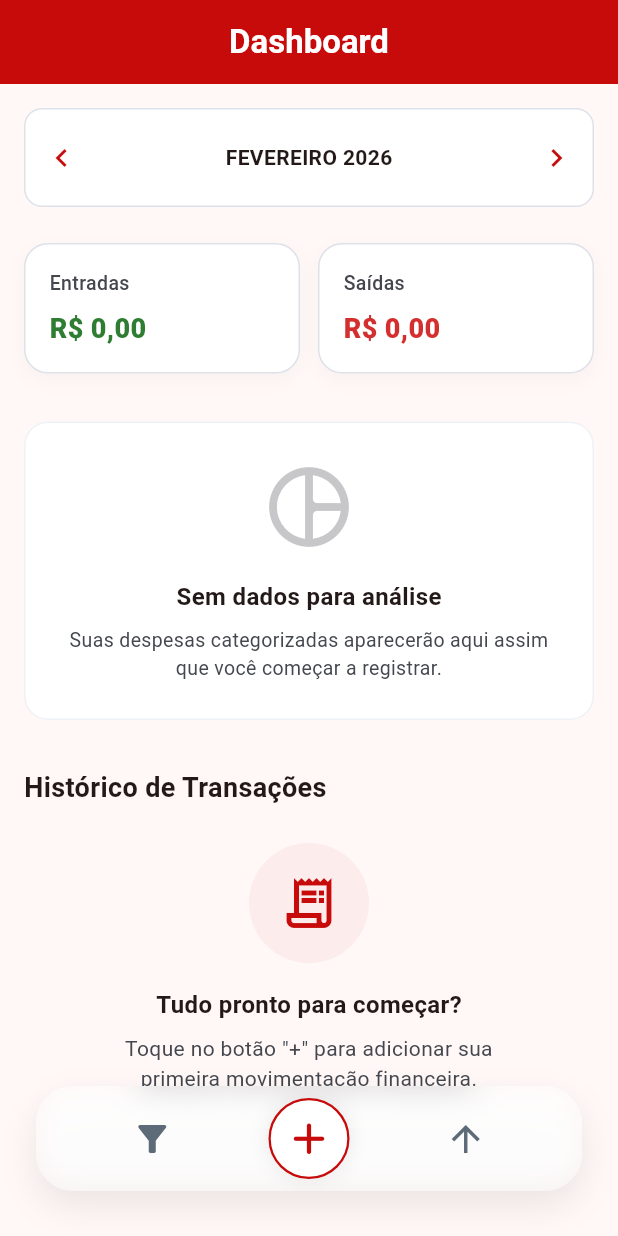
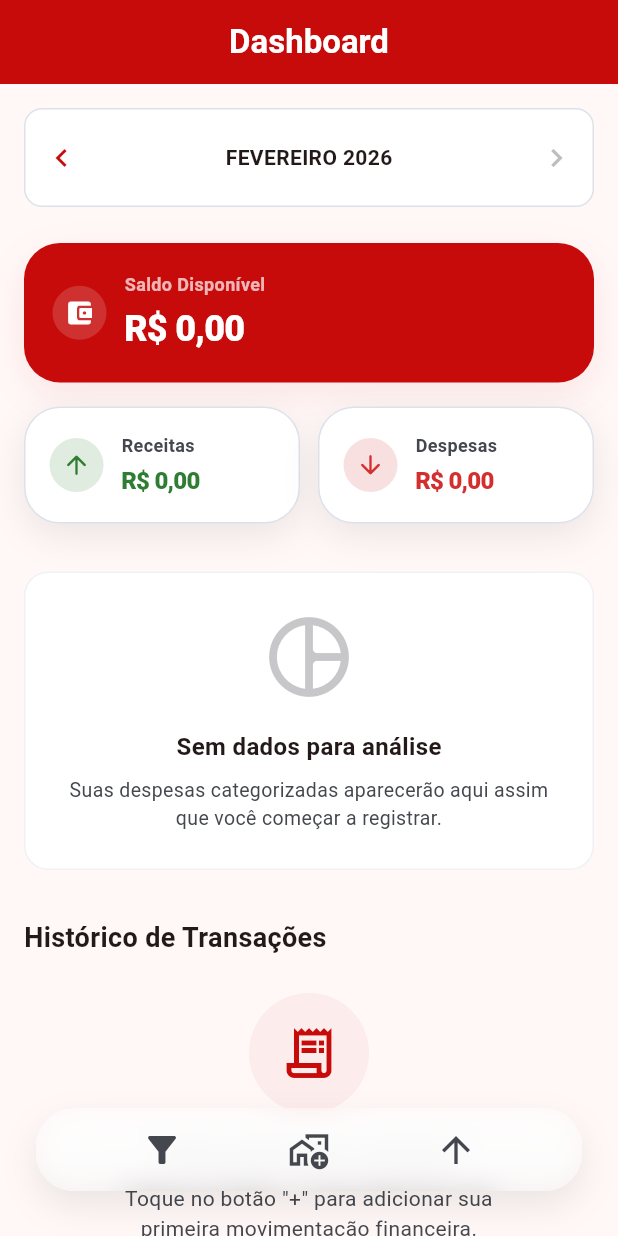
Before and after one commit to Fabinschulz/oriz-app, a Flutter app: the screen it shows after launch, on a phone screen of 412 x 824 dp. Run offline on Flutter 3.47's test engine with Material 3 defaults, Android fonts, the phone set to English and light mode, and no system bars; our stand-ins replace fl_chart, sqflite; accounts and stored records are empty.

Commit message:
Melhora a UI e UX para acessibilidade do usuario

```diff
--- a/lib/core/theme/app_colors.dart
+++ b/lib/core/theme/app_colors.dart
@@ -8,6 +8,7 @@ class AppColors {
   // Semantic
   static const Color income = Color(0xFF2E7D32); // Verde Esmeralda fechado
   static const Color expense = Color(0xFFD32F2F);
+  static const Color balance = Color(0xFF1A237E);
 
   // --- Paleta de Categorias Atualizada ---
   static const Color food = Color(0xFFFF9800); // Mercado (Laranja vibrante)
@@ -25,6 +26,13 @@ class AppColors {
   static const Color utility = Color(
     0xFFFBC02D,
   ); // Luz (Amarelo Âmbar - menos "neon")
+
+  static const Color water = Color(0xFF03A9F4); // Água (Azul Claro)
+  static const Color phone = Color(0xFF4DB6AC); // Telefone (Azul Vivo)
+  static const Color creditCard = Color(
+    0xFF8E24AA,
+  ); // Cartão de Crédito (Roxo Vivo)
+
   static const Color rent = Color(
     0xFF455A64,
   ); // Aluguel (Azul Acinzentado - estabilidade)
--- a/lib/domain/enum/transaction_category.dart
+++ b/lib/domain/enum/transaction_category.dart
@@ -2,7 +2,10 @@ enum TransactionCategory {
   mercado,
   gasolina,
   escolaParticular,
-  luz,
+  contaDeluz,
+  contaDeAgua,
+  telefone,
+  cartaoDeCredito,
   shopping,
   internet,
   natacao,
--- a/lib/presentation/screens/home/components/bottom_actions.dart
+++ b/lib/presentation/screens/home/components/bottom_actions.dart
@@ -21,7 +21,7 @@ class BottomActions extends StatelessWidget {
   Widget build(BuildContext context) {
     return Container(
       margin: const EdgeInsets.fromLTRB(24, 0, 24, 30),
-      height: 70,
+      height: 55,
       decoration: BoxDecoration(
         color: Colors.white.withValues(alpha: 0.9),
         borderRadius: BorderRadius.circular(25),
@@ -43,7 +43,7 @@ class BottomActions extends StatelessWidget {
                 child: IconButton(
                   icon: const Icon(
                     Icons.filter_list_alt,
-                    color: Color(0xFF5D6A78),
+                    color: AppColors.textSecondary,
                     size: 28,
                   ),
                   onPressed: onSortPressed,
@@ -52,26 +52,10 @@ class BottomActions extends StatelessWidget {
 
               GestureDetector(
                 onTap: onAddPressed,
-                child: Container(
-                  width: 54,
-                  height: 54,
-                  decoration: BoxDecoration(
-                    color: Colors.white,
-                    shape: BoxShape.circle,
-                    border: Border.all(color: AppColors.primary, width: 1.5),
-                    boxShadow: [
-                      BoxShadow(
-                        color: AppColors.textSecondary.withValues(alpha: 0.1),
-                        blurRadius: 10,
-                        spreadRadius: 1,
-                      ),
-                    ],
-                  ),
-                  child: const Icon(
-                    Icons.add_rounded,
-                    color: AppColors.primary,
-                    size: 35,
-                  ),
+                child: const Icon(
+                  Icons.add_home_work_outlined,
+                  color: AppColors.textSecondary,
+                  size: 28,
                 ),
               ),
 
@@ -79,7 +63,7 @@ class BottomActions extends StatelessWidget {
                 child: IconButton(
                   icon: const Icon(
                     Icons.arrow_upward,
-                    color: Color(0xFF5D6A78),
+                    color: AppColors.textSecondary,
                     size: 28,
                   ),
                   onPressed: onScrollToTop,
@@ -93,6 +77,7 @@ class BottomActions extends StatelessWidget {
   }
 }
 
+/// Bottom usado para ordenar as transações
 class SortBottomSheet extends StatelessWidget {
   final TransactionController controller;
 
--- a/lib/presentation/screens/home/components/period_selector.dart
+++ b/lib/presentation/screens/home/components/period_selector.dart
@@ -10,6 +10,16 @@ class PeriodSelector extends StatelessWidget {
 
   @override
   Widget build(BuildContext context) {
+    final now = DateTime.now();
+
+    final isCurrentMonth =
+        controller.selectedDate.year == now.year &&
+        controller.selectedDate.month == now.month;
+
+    final nextButtonColor = isCurrentMonth
+        ? Colors.grey[400]
+        : AppColors.primary;
+
     final dateText = DateFormat(
       'MMMM yyyy',
       'pt_BR',
@@ -35,13 +45,17 @@ class PeriodSelector extends StatelessWidget {
               controller.updateSelectedDate(previousDateTime);
             },
           ),
+
           Text(
             dateText.toUpperCase(),
             style: const TextStyle(fontWeight: FontWeight.bold, fontSize: 14),
           ),
+
           IconButton(
-            icon: const Icon(Icons.chevron_right, color: AppColors.primary),
-            onPressed: () {
+            icon: Icon(Icons.chevron_right, color: nextButtonColor),
+            onPressed: isCurrentMonth
+                ? null
+                : () {
                     final nextDateTime = DateTime(
                       controller.selectedDate.year,
                       controller.selectedDate.month + 1,
--- a/lib/presentation/screens/home/components/summary_card.dart
+++ b/lib/presentation/screens/home/components/summary_card.dart
@@ -7,6 +7,8 @@ class SummaryCard extends StatelessWidget {
   final double value;
   final Color color;
   final NumberFormat formatter;
+  final IconData? icon;
+  final bool isMain;
 
   const SummaryCard({
     super.key,
@@ -14,48 +16,77 @@ class SummaryCard extends StatelessWidget {
     required this.value,
     required this.color,
     required this.formatter,
+    this.icon,
+    this.isMain = false,
   });
 
   @override
   Widget build(BuildContext context) {
-    return Expanded(
-      child: Container(
-        padding: const EdgeInsets.all(16),
+    return Container(
+      padding: EdgeInsets.all(isMain ? 18 : 16),
       decoration: BoxDecoration(
-          color: AppColors.surface,
-          borderRadius: BorderRadius.circular(16),
-          border: Border.all(color: AppColors.border),
+        color: isMain ? AppColors.primary : AppColors.surface,
+        borderRadius: BorderRadius.circular(24),
+        border: Border.all(
+          color: isMain ? Colors.transparent : AppColors.border,
+        ),
         boxShadow: [
           BoxShadow(
-              color: Colors.black.withValues(alpha: 0.03),
-              blurRadius: 10,
-              offset: const Offset(0, 4),
+            color: (isMain ? AppColors.primary : Colors.black).withValues(
+              alpha: 0.08,
+            ),
+            blurRadius: 20,
+            offset: const Offset(0, 8),
           ),
         ],
       ),
+      child: Row(
+        children: [
+          if (icon != null) ...[
+            Container(
+              padding: const EdgeInsets.all(8),
+              decoration: BoxDecoration(
+                color: (isMain ? Colors.white : color).withValues(alpha: 0.15),
+                shape: BoxShape.circle,
+              ),
+              child: Icon(icon, color: isMain ? Colors.white : color, size: 20),
+            ),
+            const SizedBox(width: 12),
+          ],
+          Expanded(
             child: Column(
               crossAxisAlignment: CrossAxisAlignment.start,
+              mainAxisSize: MainAxisSize.min,
               children: [
                 Text(
                   label,
-              style: const TextStyle(
-                fontSize: 13,
-                color: AppColors.textSecondary,
-                fontWeight: FontWeight.w500,
+                  style: TextStyle(
+                    fontSize: 12,
+                    color: isMain
+                        ? Colors.white.withValues(alpha: 0.7)
+                        : AppColors.textSecondary,
+                    fontWeight: FontWeight.w600,
                   ),
                 ),
-            const SizedBox(height: 8),
-            Text(
+                const SizedBox(height: 4),
+
+                FittedBox(
+                  fit: BoxFit.scaleDown,
+                  child: Text(
                     formatter.format(value),
                     style: TextStyle(
-                fontSize: 18,
-                fontWeight: FontWeight.w800,
-                color: color,
+                      fontSize: isMain ? 24 : 16,
+                      fontWeight: FontWeight.w900,
+                      color: isMain ? Colors.white : color,
+                      letterSpacing: -0.5,
+                    ),
                   ),
                 ),
               ],
             ),
           ),
+        ],
+      ),
     );
   }
 }
--- a/lib/presentation/screens/home/home_screen.dart
+++ b/lib/presentation/screens/home/home_screen.dart
@@ -128,20 +128,42 @@ class _HomeScreenState extends State<HomeScreen> {
 
   Widget _buildSummarySection() {
     final summary = widget.controller.summary;
-    return Row(
+
+    return Column(
       children: [
         SummaryCard(
-          label: 'Entradas',
-          value: summary?.totalIncome ?? 0,
-          color: AppColors.income,
+          label: 'Saldo Disponível',
+          value: summary.balance,
+          color: summary.balance < 0 ? AppColors.expense : AppColors.balance,
           formatter: _currencyFormatter,
+          isMain: true,
+          icon: Icons.account_balance_wallet_rounded,
         ),
-        const SizedBox(width: 12),
-        SummaryCard(
-          label: 'Saídas',
-          value: summary?.totalExpense ?? 0,
-          color: AppColors.expense,
-          formatter: _currencyFormatter,
+
+        const SizedBox(height: 16),
+
+        Row(
+          children: [
+            Expanded(
+              child: SummaryCard(
+                label: 'Receitas',
+                value: summary.totalIncome,
+                color: AppColors.income,
+                formatter: _currencyFormatter,
+                icon: Icons.arrow_upward_rounded,
+              ),
+            ),
+            const SizedBox(width: 12),
+            Expanded(
+              child: SummaryCard(
+                label: 'Despesas',
+                value: summary.totalExpense,
+                color: AppColors.expense,
+                formatter: _currencyFormatter,
+                icon: Icons.arrow_downward_rounded,
+              ),
+            ),
+          ],
         ),
       ],
     );
@@ -158,7 +180,7 @@ class _HomeScreenState extends State<HomeScreen> {
         const SizedBox(height: 16),
         CategoryPieChart(
           categoryTotals: widget.controller.categoryTotals,
-          totalExpenses: widget.controller.summary?.totalExpense ?? 0,
+          totalExpenses: widget.controller.summary.totalExpense,
         ),
       ],
     );
```
Also changed, not shown: lib/core/extensions/transaction_category_extension.dart (+21 -3 lines), lib/core/utils/currency_input.dart (added, +30 -0 lines), lib/persistence/repositories/transaction_repository.dart (+5 -5 lines), lib/presentation/screens/new_transaction/add_transaction_screen.dart (+30 -11 lines). Lines whose indentation alone changed are shown as unchanged.
